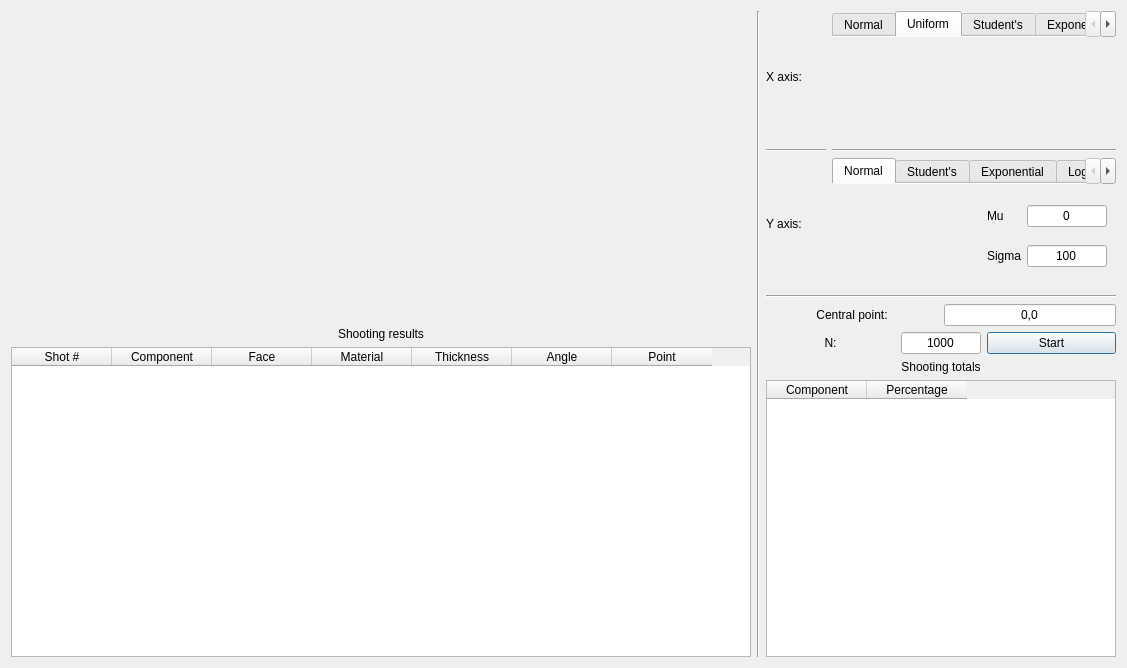
Above: UI/stats.ui from bakeryproducts/ConstructorM4 before the change. Below: the same form after it.
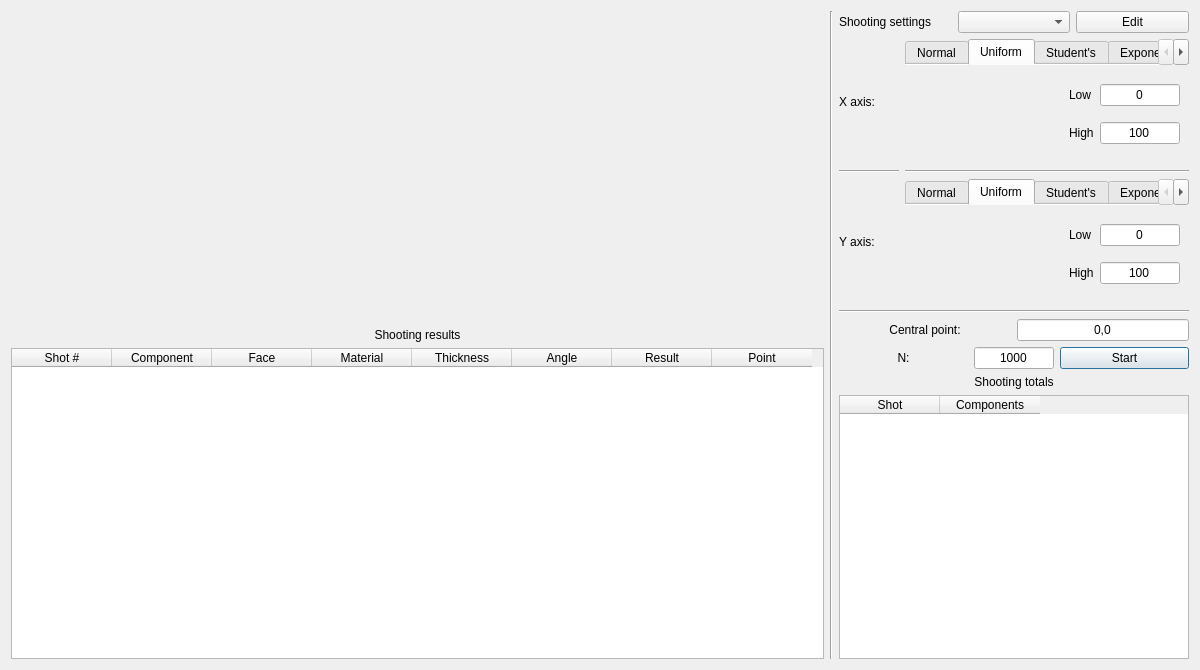
That is the form after the change. The open tabs and pages were chosen to show the change.

Commit message: stats debugged

```diff
--- a/UI/stats.ui
+++ b/UI/stats.ui
@@ -6,8 +6,8 @@
    <rect>
     <x>0</x>
     <y>0</y>
-    <width>1127</width>
-    <height>668</height>
+    <width>1200</width>
+    <height>670</height>
    </rect>
   </property>
   <property name="windowTitle">
@@ -74,6 +74,11 @@
          <string>Angle</string>
         </property>
        </column>
+       <column>
+        <property name="text">
+         <string>Result</string>
+        </property>
+       </column>
        <column>
         <property name="text">
          <string>Point</string>
@@ -92,6 +97,27 @@
    </item>
    <item>
     <layout class="QVBoxLayout" name="verticalLayout_2">
+     <item>
+      <layout class="QHBoxLayout" name="horizontalLayout_4">
+       <item>
+        <widget class="QLabel" name="label_7">
+         <property name="text">
+          <string>Shooting settings</string>
+         </property>
+        </widget>
+       </item>
+       <item>
+        <widget class="QComboBox" name="cmb_shootset"/>
+       </item>
+       <item>
+        <widget class="QPushButton" name="btn_shootset">
+         <property name="text">
+          <string>Edit</string>
+         </property>
+        </widget>
+       </item>
+      </layout>
+     </item>
      <item>
       <layout class="QGridLayout" name="gridLayout_4">
        <item row="2" column="0">
@@ -216,6 +242,79 @@
           <attribute name="title">
            <string>Uniform</string>
           </attribute>
+          <layout class="QGridLayout" name="gridLayout_2">
+           <item row="0" column="2">
+            <widget class="QLineEdit" name="ln_unixlow">
+             <property name="sizePolicy">
+              <sizepolicy hsizetype="Minimum" vsizetype="Fixed">
+               <horstretch>0</horstretch>
+               <verstretch>0</verstretch>
+              </sizepolicy>
+             </property>
+             <property name="maximumSize">
+              <size>
+               <width>80</width>
+               <height>16777215</height>
+              </size>
+             </property>
+             <property name="text">
+              <string>0</string>
+             </property>
+             <property name="alignment">
+              <set>Qt::AlignCenter</set>
+             </property>
+            </widget>
+           </item>
+           <item row="1" column="2">
+            <widget class="QLineEdit" name="ln_unixhigh">
+             <property name="sizePolicy">
+              <sizepolicy hsizetype="Minimum" vsizetype="Fixed">
+               <horstretch>0</horstretch>
+               <verstretch>0</verstretch>
+              </sizepolicy>
+             </property>
+             <property name="maximumSize">
+              <size>
+               <width>80</width>
+               <height>16777215</height>
+              </size>
+             </property>
+             <property name="text">
+              <string>100</string>
+             </property>
+             <property name="alignment">
+              <set>Qt::AlignCenter</set>
+             </property>
+            </widget>
+           </item>
+           <item row="1" column="1">
+            <widget class="QLabel" name="label_13">
+             <property name="text">
+              <string>High</string>
+             </property>
+            </widget>
+           </item>
+           <item row="0" column="1">
+            <widget class="QLabel" name="label_12">
+             <property name="text">
+              <string>Low</string>
+             </property>
+            </widget>
+           </item>
+           <item row="0" column="0">
+            <spacer name="horizontalSpacer_2">
+             <property name="orientation">
+              <enum>Qt::Horizontal</enum>
+             </property>
+             <property name="sizeHint" stdset="0">
+              <size>
+               <width>40</width>
+               <height>20</height>
+              </size>
+             </property>
+            </spacer>
+           </item>
+          </layout>
          </widget>
          <widget class="QWidget" name="tab_students">
           <attribute name="title">
@@ -692,6 +791,84 @@
            </item>
           </layout>
          </widget>
+         <widget class="QWidget" name="tab_uniy">
+          <attribute name="title">
+           <string>Uniform</string>
+          </attribute>
+          <layout class="QGridLayout" name="gridLayout_3">
+           <item row="0" column="1">
+            <widget class="QLabel" name="label_14">
+             <property name="text">
+              <string>Low</string>
+             </property>
+            </widget>
+           </item>
+           <item row="0" column="2">
+            <widget class="QLineEdit" name="ln_uniylow">
+             <property name="sizePolicy">
+              <sizepolicy hsizetype="Minimum" vsizetype="Fixed">
+               <horstretch>0</horstretch>
+               <verstretch>0</verstretch>
+              </sizepolicy>
+             </property>
+             <property name="maximumSize">
+              <size>
+               <width>80</width>
+               <height>16777215</height>
+              </size>
+             </property>
+             <property name="text">
+              <string>0</string>
+             </property>
+             <property name="alignment">
+              <set>Qt::AlignCenter</set>
+             </property>
+            </widget>
+           </item>
+           <item row="1" column="1">
+            <widget class="QLabel" name="label_15">
+             <property name="text">
+              <string>High</string>
+             </property>
+            </widget>
+           </item>
+           <item row="1" column="2">
+            <widget class="QLineEdit" name="ln_uniyhigh">
+             <property name="sizePolicy">
+              <sizepolicy hsizetype="Minimum" vsizetype="Fixed">
+               <horstretch>0</horstretch>
+               <verstretch>0</verstretch>
+              </sizepolicy>
+             </property>
+             <property name="maximumSize">
+              <size>
+               <width>80</width>
+               <height>16777215</height>
+              </size>
+             </property>
+             <property name="text">
+              <string>100</string>
+             </property>
+             <property name="alignment">
+              <set>Qt::AlignCenter</set>
+             </property>
+            </widget>
+           </item>
+           <item row="0" column="0">
+            <spacer name="horizontalSpacer_11">
+             <property name="orientation">
+              <enum>Qt::Horizontal</enum>
+             </property>
+             <property name="sizeHint" stdset="0">
+              <size>
+               <width>40</width>
+               <height>20</height>
+              </size>
+             </property>
+            </spacer>
+           </item>
+          </layout>
+         </widget>
          <widget class="QWidget" name="tab_students_4">
           <attribute name="title">
            <string>Student's</string>
@@ -1169,12 +1346,12 @@
        </property>
        <column>
         <property name="text">
-         <string>Component</string>
+         <string>Shot</string>
         </property>
        </column>
        <column>
         <property name="text">
-         <string>Percentage</string>
+         <string>Components</string>
         </property>
        </column>
       </widget>
```
Left out of the diff: 18 changed lines with no effect on the pictures. The commit also changes 6 other files.
